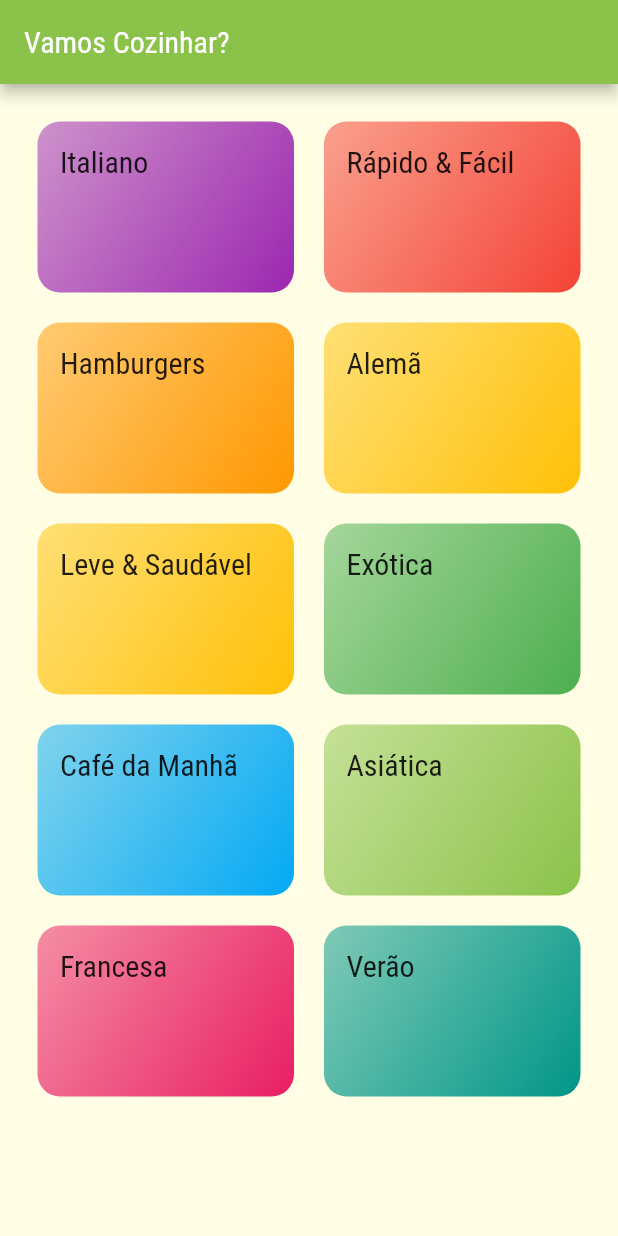
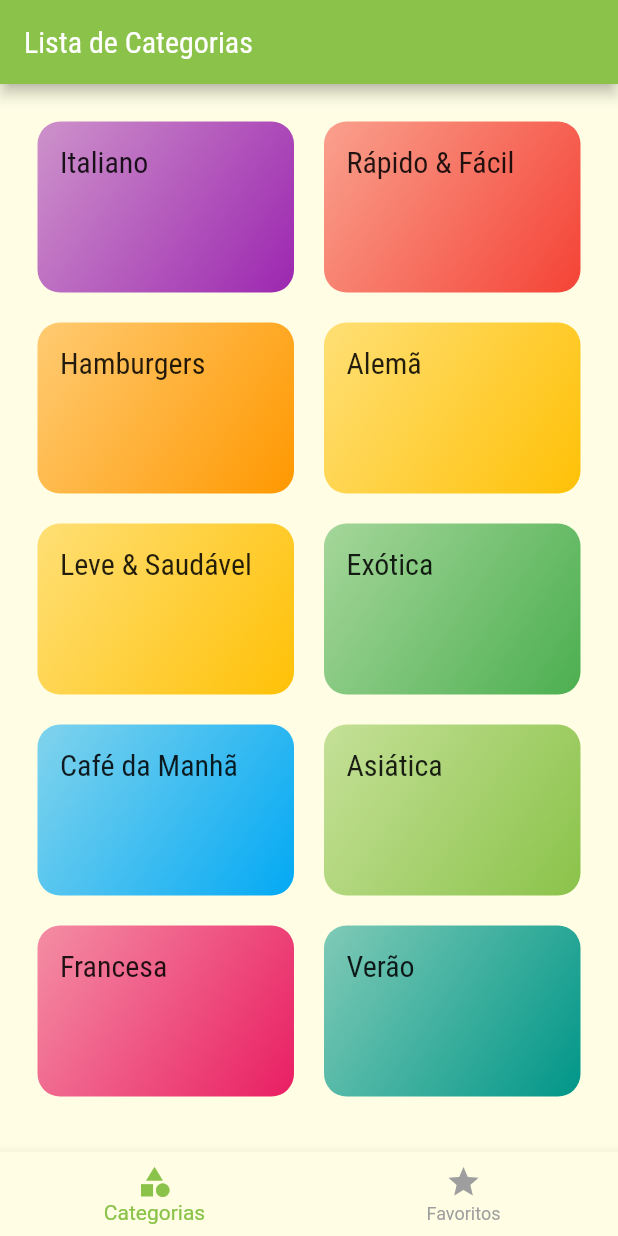
Before and after one commit to maxswell-yoo/Meals-Shop-APP, a Flutter app: the screen it shows after launch, on a phone screen of 412 x 824 dp. Run offline on Flutter 3.47's test engine with Material 2 defaults, Android fonts, the phone set to English and light mode, and no system bars.

```diff
--- a/lib/main.dart
+++ b/lib/main.dart
@@ -2,6 +2,7 @@ import 'dart:io';
 import 'package:flutter/material.dart';
 import 'package:meals/screens/categories_meals_screen.dart';
 import 'package:meals/screens/meal_detail_screen.dart';
+import 'package:meals/screens/tabs_screen.dart';
 import 'package:meals/utils/my_htpps_overrides.dart';
 import 'screens/categories_screen.dart';
 import 'utils/app_routes.dart';
@@ -33,7 +34,7 @@ class MyApp extends StatelessWidget {
             ),
       ),
       routes: {
-        AppRoutes.HOME: (context) => const CategoriesScreen(),
+        AppRoutes.HOME: (context) => const TabsScreen(),
         AppRoutes.CATEGORIES_MEALS: (context) => const CategoriesMealsScreen(),
         AppRoutes.MEAL_DETAIL:(context) => const MealDetailScreen()
       },
--- a/lib/screens/categories_screen.dart
+++ b/lib/screens/categories_screen.dart
@@ -7,11 +7,7 @@ class CategoriesScreen extends StatelessWidget {
 
   @override
   Widget build(BuildContext context) {
-    return Scaffold(
-      appBar: AppBar(
-        title: const Text('Vamos Cozinhar?'),
-      ),
-      body: GridView(
+    return GridView(
         padding: const EdgeInsets.all(25),
         gridDelegate: const SliverGridDelegateWithMaxCrossAxisExtent(
           maxCrossAxisExtent: 200,
@@ -22,7 +18,6 @@ class CategoriesScreen extends StatelessWidget {
         children: DUMMY_CATEGORIES.map((cat) {
           return CategoryItem(category: cat);
         }).toList(),
-      ),
-    );
+      );
   }
 }
--- /dev/null
+++ b/lib/screens/favorite_screen.dart
@@ -0,0 +1,13 @@
+
+import 'package:flutter/material.dart';
+
+class FavoriteScreen extends StatelessWidget {
+  const FavoriteScreen({super.key});
+
+  @override
+  Widget build(BuildContext context) {
+    return const Center(
+      child: Text('Minhas Refeições Favoritas'),
+    );
+  }
+}
--- /dev/null
+++ b/lib/screens/tabs_screen.dart
@@ -0,0 +1,56 @@
+
+import 'package:flutter/material.dart';
+import 'package:meals/screens/categories_screen.dart';
+import 'package:meals/screens/favorite_screen.dart';
+
+class TabsScreen extends StatefulWidget {
+  const TabsScreen({super.key});
+
+  @override
+  State<TabsScreen> createState() => _TabsScreenState();
+}
+
+class _TabsScreenState extends State<TabsScreen> {
+
+  int _selectedScreenIndex = 0;
+  final List<Map<String, Object>> _screens = const [
+    {'title': 'Lista de Categorias', 'screen': CategoriesScreen()},
+    {'title': 'Meus Favoritos', 'screen': FavoriteScreen()},
+  ];
+
+  _selectScren(int index) {
+    setState(() {
+      _selectedScreenIndex = index;
+    });
+  }
+
+  @override
+  Widget build(BuildContext context) {
+    return Scaffold(
+      appBar: AppBar(
+        title: Text(
+          _screens[_selectedScreenIndex]['title'] as String
+        ),
+      ),
+      body: _screens[_selectedScreenIndex]['screen'] as Widget,
+      bottomNavigationBar: BottomNavigationBar(
+        onTap: _selectScren,
+        backgroundColor: Theme.of(context).canvasColor,
+        unselectedItemColor: Colors.grey,
+        selectedItemColor: Theme.of(context).colorScheme.primary,
+        type: BottomNavigationBarType.fixed,
+        currentIndex: _selectedScreenIndex,
+        items: const [
+          BottomNavigationBarItem(
+            icon: Icon(Icons.category),
+            label: 'Categorias'
+          ),
+          BottomNavigationBarItem(
+            icon: Icon(Icons.star),
+            label: 'Favoritos'
+          )
+        ],
+      ),
+    );
+  }
+}
```
